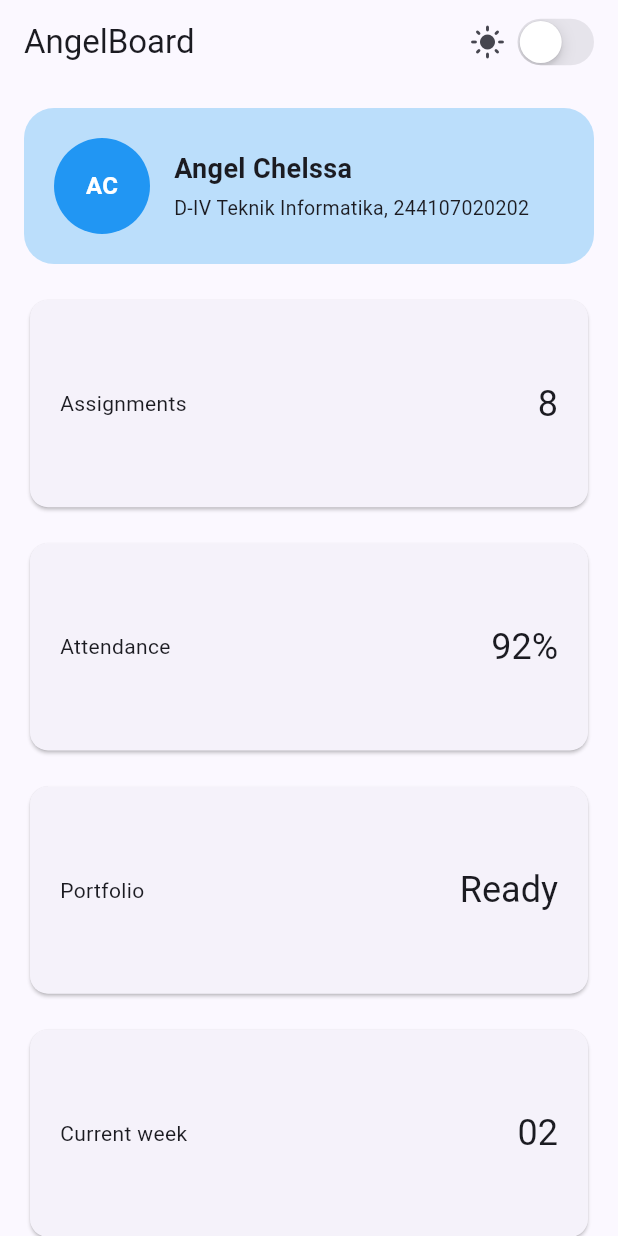
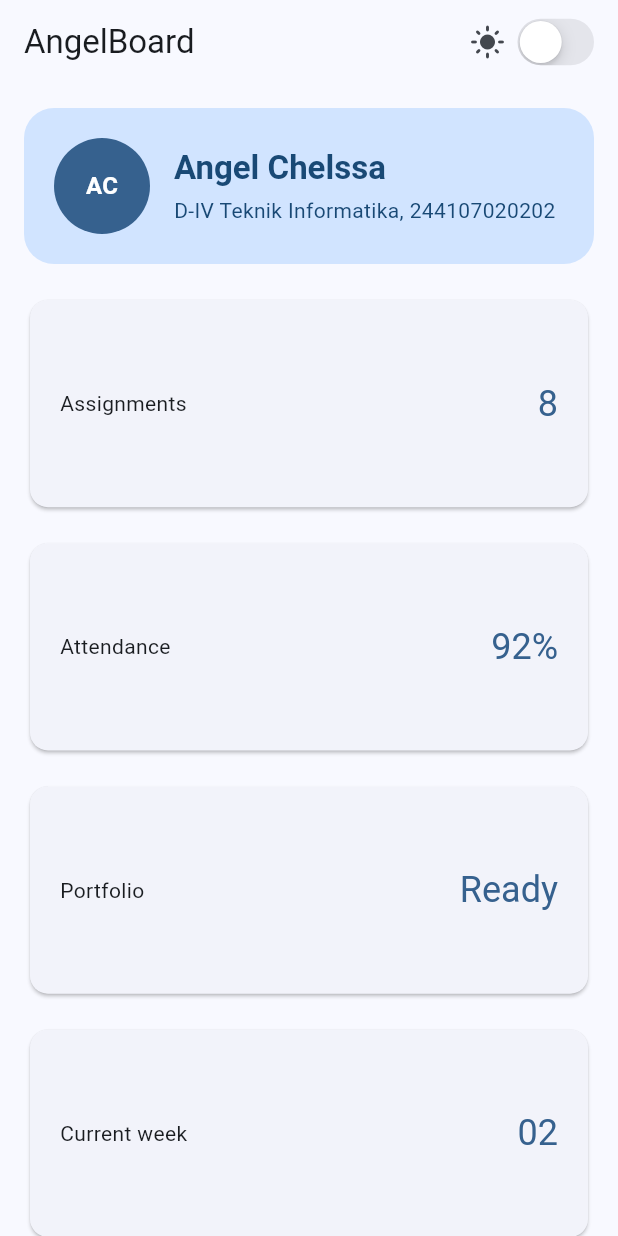
Before and after one commit to angelchelssa/244107020202-mobile-course, a Flutter app: the screen it shows after launch, on a phone screen of 412 x 824 dp. Run offline on Flutter 3.47's test engine with Material 3 defaults, Android fonts, the light colour scheme and no system bars.

Commit message:
Refactoring challenge

```diff
--- a/02-week-2-declarative-ui-responsive-design/responsive_dashboard/lib/main.dart
+++ b/02-week-2-declarative-ui-responsive-design/responsive_dashboard/lib/main.dart
@@ -1,5 +1,10 @@
 import 'package:flutter/material.dart';
 import 'package:flutter/cupertino.dart';
+
+const double kWideBreakpoint = 700;
+
+const double kCardAspectRatioPortrait = 2.6;
+const double kCardAspectRatioLandscape = 3.2;
 
 void main() => runApp(const DashboardApp());
 
@@ -17,8 +22,12 @@ class _DashboardAppState extends State<DashboardApp> {
   Widget build(BuildContext context) {
     return MaterialApp(
       debugShowCheckedModeBanner: false,
-      theme: ThemeData(useMaterial3: true, colorSchemeSeed: Colors.indigo),
-      darkTheme: ThemeData(useMaterial3: true, brightness: Brightness.dark, colorSchemeSeed: Colors.indigo),
+      theme: ThemeData(useMaterial3: true, colorSchemeSeed: Colors.blue),
+      darkTheme: ThemeData(
+        useMaterial3: true,
+        brightness: Brightness.dark,
+        colorSchemeSeed: Colors.blue,
+      ),
       themeMode: isDark ? ThemeMode.dark : ThemeMode.light,
       home: DashboardPage(
         isDark: isDark,
@@ -34,6 +43,7 @@ class DashboardPage extends StatelessWidget {
     required this.onDarkChanged,
     super.key,
   });
+
   final bool isDark;
   final ValueChanged<bool> onDarkChanged;
 
@@ -63,68 +73,23 @@ class DashboardPage extends StatelessWidget {
       ),
       body: LayoutBuilder(
         builder: (context, constraints) {
-          final columns = constraints.maxWidth >= 700 ? 2 : 1;
-          final isLandscape = MediaQuery.of(context).orientation == Orientation.landscape;
-          final aspectRatio = isLandscape ? 3.2 : 2.6;
+          final columns = constraints.maxWidth >= kWideBreakpoint ? 2 : 1;
+          final isLandscape =
+              MediaQuery.of(context).orientation == Orientation.landscape;
+          final aspectRatio =
+              isLandscape ? kCardAspectRatioLandscape : kCardAspectRatioPortrait;
 
           return SingleChildScrollView(
             padding: const EdgeInsets.all(16),
             child: Column(
               crossAxisAlignment: CrossAxisAlignment.stretch,
               children: [
-                  Semantics(
-                    label: 'Profil siswa: Angel Chelssa, D-IV Teknik Informatika',
-                    container: true,
-                    child: Container(
-                      padding: const EdgeInsets.all(20),
-                      decoration: BoxDecoration(
-                        color: isDark ? Colors.blue.shade700 : Colors.blue.shade100,
-                        borderRadius: BorderRadius.circular(20),
-                      ),
-                      child: Row(
-                        children: [
-                          CircleAvatar(
-                            radius: 32,
-                            backgroundColor: isDark ? Colors.blue.shade300 : Colors.blue,
-                            child: const ExcludeSemantics(
-                              child: Text(
-                                'AC',
-                                style: TextStyle(color: Colors.white, fontWeight: FontWeight.bold),
-                              ),
-                            ),
-                          ),
-                          const SizedBox(width: 16),
-                          const Expanded(
-                            child: ExcludeSemantics(
-                              child: Column(
-                                crossAxisAlignment: CrossAxisAlignment.start,
-                                mainAxisSize: MainAxisSize.min,
-                                children: [
-                                  Text(
-                                    'Angel Chelssa',
-                                    style: TextStyle(
-                                      fontWeight: FontWeight.bold,
-                                      fontSize: 18,
-                                    ),
-                                  ),
-                                  SizedBox(height: 4),
-                                  Text(
-                                    'D-IV Teknik Informatika, 244107020202',
-                                    style: TextStyle(
-                                      fontWeight: FontWeight.normal,
-                                      fontSize: 13,
-                                    ),
-                                  ),
-                                ],
-                              ),
-                            ),
-                          ),
-                        ],
-                      ),
-                    ),
+                const _ProfileHeader(
+                  name: 'Angel Chelssa',
+                  subtitle: 'D-IV Teknik Informatika, 244107020202',
+                  initials: 'AC',
                 ),
                 const SizedBox(height: 20),
-
                 GridView.count(
                   shrinkWrap: true,
                   physics: const NeverScrollableScrollPhysics(),
@@ -134,10 +99,10 @@ class DashboardPage extends StatelessWidget {
                   mainAxisSpacing: 16,
                   childAspectRatio: aspectRatio,
                   children: const [
-                    DashboardCard(title: 'Assignments', value: '8'),
-                    DashboardCard(title: 'Attendance', value: '92%'),
-                    DashboardCard(title: 'Portfolio', value: 'Ready'),
-                    DashboardCard(title: 'Current week', value: '02'),
+                    InfoCard(title: 'Assignments', value: '8'),
+                    InfoCard(title: 'Attendance', value: '92%'),
+                    InfoCard(title: 'Portfolio', value: 'Ready'),
+                    InfoCard(title: 'Current week', value: '02'),
                   ],
                 ),
               ],
@@ -149,34 +114,115 @@ class DashboardPage extends StatelessWidget {
   }
 }
 
+class _ProfileHeader extends StatelessWidget {
+  const _ProfileHeader({
+    required this.name,
+    required this.subtitle,
+    required this.initials,
+  });
 
+  final String name;
+  final String subtitle;
+  final String initials;
 
-class DashboardCard extends StatelessWidget {
-  const DashboardCard({required this.title, required this.value, super.key});
+  @override
+  Widget build(BuildContext context) {
+    final theme = Theme.of(context);
+    final colorScheme = theme.colorScheme;
+
+    return Semantics(
+      label: 'Profil siswa: $name, $subtitle',
+      container: true,
+      child: Container(
+        padding: const EdgeInsets.all(20),
+        decoration: BoxDecoration(
+          color: colorScheme.primaryContainer,
+          borderRadius: BorderRadius.circular(20),
+        ),
+        child: Row(
+          children: [
+            CircleAvatar(
+              radius: 32,
+              backgroundColor: colorScheme.primary,
+              child: ExcludeSemantics(
+                child: Text(
+                  initials,
+                  style: theme.textTheme.titleMedium?.copyWith(
+                    color: colorScheme.onPrimary,
+                    fontWeight: FontWeight.bold,
+                  ),
+                ),
+              ),
+            ),
+            const SizedBox(width: 16),
+            Expanded(
+              child: ExcludeSemantics(
+                child: Column(
+                  crossAxisAlignment: CrossAxisAlignment.start,
+                  mainAxisSize: MainAxisSize.min,
+                  children: [
+                    Text(
+                      name,
+                      style: theme.textTheme.titleLarge?.copyWith(
+                        fontWeight: FontWeight.bold,
+                        color: colorScheme.onPrimaryContainer,
+                      ),
+                    ),
+                    const SizedBox(height: 4),
+                    Text(
+                      subtitle,
+                      style: theme.textTheme.bodyMedium?.copyWith(
+                        color: colorScheme.onPrimaryContainer,
+                      ),
+                    ),
+                  ],
+                ),
+              ),
+            ),
+          ],
+        ),
+      ),
+    );
+  }
+}
+
+class InfoCard extends StatelessWidget {
+  const InfoCard({required this.title, required this.value, super.key});
+
   final String title;
   final String value;
 
   @override
   Widget build(BuildContext context) {
+    final theme = Theme.of(context);
+
     return Semantics(
       label: '$title: $value',
       container: true,
       child: Card(
         child: Padding(
           padding: const EdgeInsets.all(20),
-          child: Row(children: [
+          child: Row(
+            children: [
               Expanded(
                 child: ExcludeSemantics(
                   child: Text(
                     title,
                     overflow: TextOverflow.ellipsis,
+                    style: theme.textTheme.bodyMedium,
                   ),
                 ),
               ),
               ExcludeSemantics(
-              child: Text(value, style: Theme.of(context).textTheme.headlineSmall),
+                child: Text(
+                  value,
+                  style: theme.textTheme.headlineSmall?.copyWith(
+                    color: theme.colorScheme.primary,
                   ),
-          ]),
+                ),
+              ),
+            ],
+          ),
         ),
       ),
     );
```
Also changed, not shown: 1 other file. Lines whose indentation alone changed are shown as unchanged.
